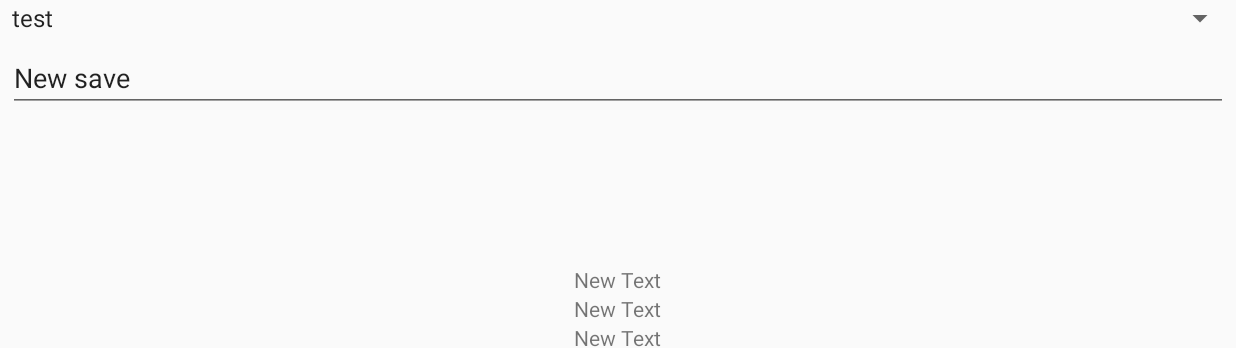
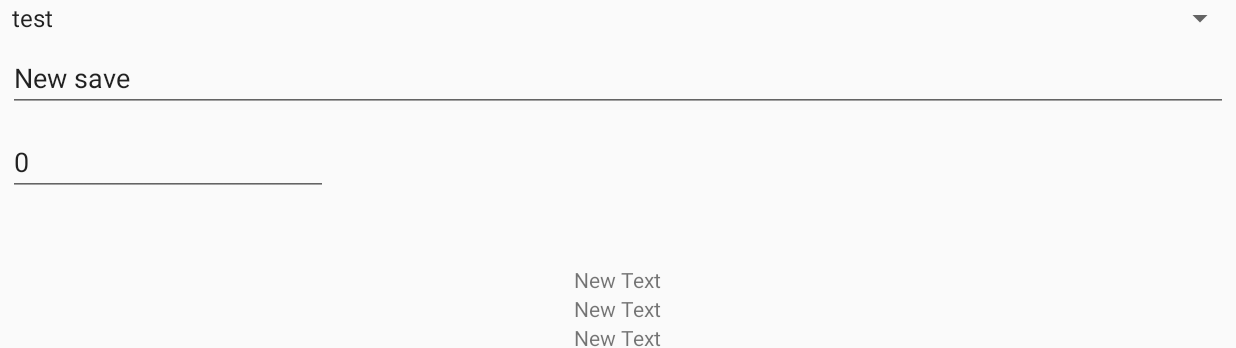
Before and after one commit to korefu/PoliticalSandbox, an Android app: the screen it shows after launch (MainActivity), after a tap on "НОВАЯ ИГРА", on a phone screen of 824 x 412 dp (held sideways). Shown: the top 348 px of the screen. Run offline under Robolectric (Android 15) with nearby library versions, the phone set to English and light mode, and no system bars.

Commit message:
пофикшены некоторые баги

```diff
--- a/app/src/main/java/com/wowloltech/politicalsandbox/DatabaseHelper.java
+++ b/app/src/main/java/com/wowloltech/politicalsandbox/DatabaseHelper.java
@@ -147,7 +147,7 @@ public class DatabaseHelper extends SQLiteOpenHelper {
                 game.getPlayers().add(game.addPlayerFromDb(id, money, recruits, isHuman));
             } while (c.moveToNext());
         }
-        game.setCurrentPlayerFromDb((HumanPlayer) game.findPlayerByID(currentPlayerId));
+//        game.setCurrentPlayerFromDb((HumanPlayer) game.findPlayerByID(currentPlayerId));
         c.close();
         Log.d(LOG_TAG, game.getPlayers().toString());
         c = mDataBase.query("map", null, null, null, null, null, null);
--- a/app/src/main/java/com/wowloltech/politicalsandbox/NewGameFragment.java
+++ b/app/src/main/java/com/wowloltech/politicalsandbox/NewGameFragment.java
@@ -21,6 +21,7 @@ import java.util.ListIterator;
 
 public class NewGameFragment extends Fragment implements View.OnClickListener {
     EditText editText;
+    EditText playerId;
     Spinner spinner;
     ArrayList<String> maps;
     private boolean isStarting = true;
@@ -30,6 +31,7 @@ public class NewGameFragment extends Fragment implements View.OnClickListener {
         View v = inflater.inflate(R.layout.new_game_fragment, null);
         v.findViewById(R.id.btn_start).setOnClickListener(this);
         editText = v.findViewById(R.id.selected_database);
+        playerId = v.findViewById(R.id.new_game_player_id);
         v.findViewById(R.id.btn_cancel).setOnClickListener(this);
         spinner = v.findViewById(R.id.spinner);
         try {
@@ -71,6 +73,7 @@ public class NewGameFragment extends Fragment implements View.OnClickListener {
             case R.id.btn_start:
                 MainActivity.rewrite = true;
                 getActivity().getSharedPreferences("save", Activity.MODE_PRIVATE).edit().putString("save_database", editText.getText().toString() + ".db").commit();
+                getActivity().getSharedPreferences("save", Activity.MODE_PRIVATE).edit().putInt("player_id", Integer.valueOf(playerId.getText().toString())).commit();
                 startActivity(new Intent(getActivity().getApplicationContext(), GameActivity.class));
                 isStarting = false;
                 break;
--- a/app/src/main/res/layout/new_game_fragment.xml
+++ b/app/src/main/res/layout/new_game_fragment.xml
@@ -68,5 +68,15 @@
         android:text="New save"
         android:layout_margin="5dp"/>
 
+    <EditText
+        android:id="@+id/new_game_player_id"
+        android:layout_margin="5dp"
+        android:layout_width="wrap_content"
+        android:layout_height="wrap_content"
+        android:ems="10"
+        android:layout_below="@id/selected_database"
+        android:inputType="textPersonName"
+        android:text="0" />
+
 
 </RelativeLayout>
```
Also changed, not shown: app/src/main/java/com/wowloltech/politicalsandbox/Game.java (+9 -6 lines).
